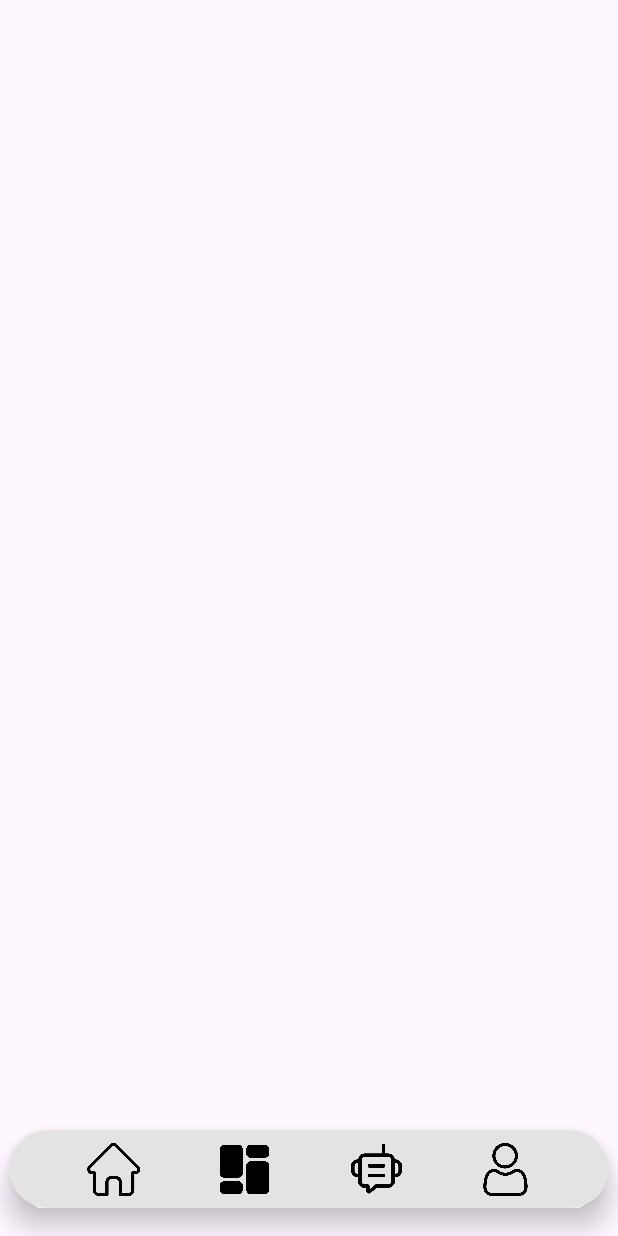
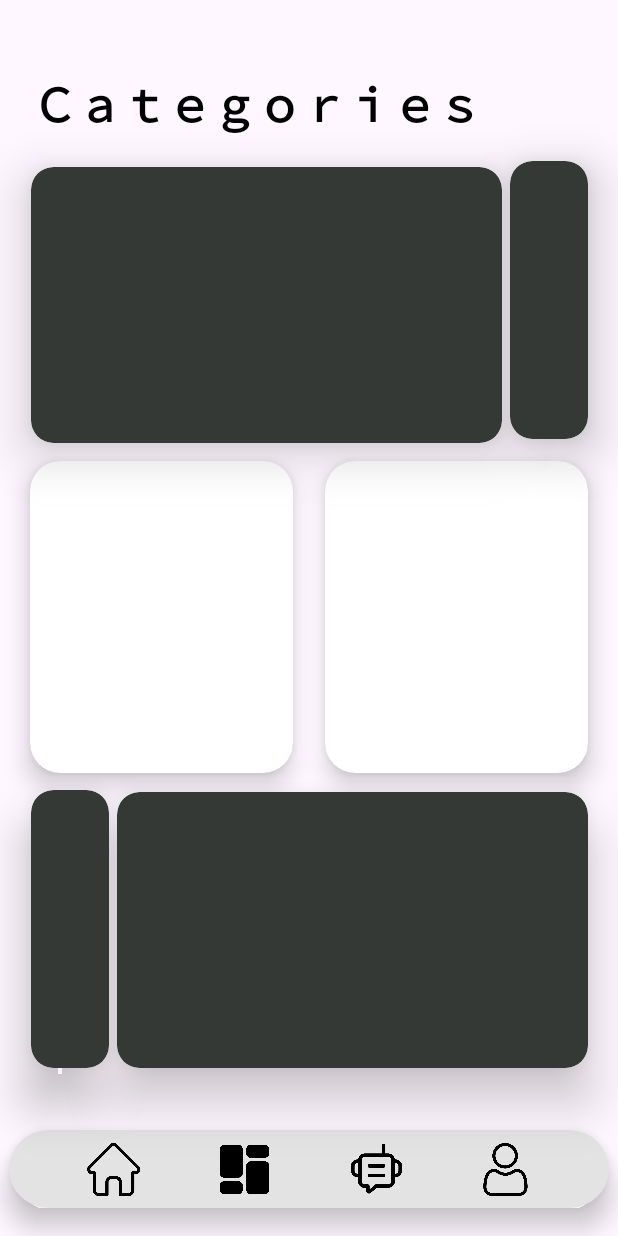
Before and after one commit to andykelth/E-Yojana, an Android app: the category screen opened directly, with no data from a screen before it, on a phone screen of 412 x 824 dp. Run offline under Robolectric (Android 15) with nearby library versions, the light colour scheme and no system bars.

Commit message:
menu + categeries

```diff
--- a/app/src/main/res/layout/activity_category.xml
+++ b/app/src/main/res/layout/activity_category.xml
@@ -6,6 +6,23 @@
     android:layout_width="match_parent"
     android:layout_height="match_parent"
     tools:context=".category">
+
+    <androidx.cardview.widget.CardView
+        android:layout_width="314dp"
+        android:layout_height="184dp"
+        android:layout_marginTop="110dp"
+        app:cardBackgroundColor="@color/charcol_black"
+        app:cardCornerRadius="15dp"
+        app:cardElevation="20dp"
+        app:layout_constraintBottom_toBottomOf="parent"
+        app:layout_constraintEnd_toEndOf="parent"
+        app:layout_constraintHorizontal_bias="0.795"
+        app:layout_constraintStart_toStartOf="parent"
+        app:layout_constraintTop_toTopOf="parent"
+        app:layout_constraintVertical_bias="0.789"
+        tools:ignore="MissingConstraints">
+
+    </androidx.cardview.widget.CardView>
 
     <androidx.cardview.widget.CardView
         android:id="@+id/cardView2"
@@ -64,4 +81,107 @@
 
         </ImageView>
     </androidx.cardview.widget.CardView>
+
+
+    <androidx.cardview.widget.CardView
+        android:id="@+id/cardView5"
+        android:layout_width="314dp"
+        android:layout_height="184dp"
+        android:layout_marginTop="110dp"
+        app:cardBackgroundColor="@color/charcol_black"
+        app:cardCornerRadius="15dp"
+        app:cardElevation="20dp"
+        app:layout_constraintBottom_toBottomOf="parent"
+        app:layout_constraintEnd_toEndOf="parent"
+        app:layout_constraintHorizontal_bias="0.214"
+        app:layout_constraintStart_toStartOf="parent"
+        app:layout_constraintTop_toTopOf="parent"
+        app:layout_constraintVertical_bias="0.003"
+        tools:ignore="MissingConstraints">
+
+    </androidx.cardview.widget.CardView>
+
+    <androidx.cardview.widget.CardView
+        android:layout_width="52dp"
+        android:layout_height="185dp"
+        app:cardBackgroundColor="@color/charcol_black"
+        app:cardCornerRadius="15dp"
+        app:cardElevation="20dp"
+        app:layout_constraintBottom_toBottomOf="parent"
+        app:layout_constraintEnd_toEndOf="parent"
+        app:layout_constraintHorizontal_bias="0.944"
+        app:layout_constraintStart_toStartOf="parent"
+        app:layout_constraintTop_toTopOf="parent"
+        app:layout_constraintVertical_bias="0.168"
+        tools:ignore="MissingConstraints">
+
+    </androidx.cardview.widget.CardView>
+
+    <androidx.cardview.widget.CardView
+        android:id="@+id/cardView3"
+        android:layout_width="175dp"
+        android:layout_height="208dp"
+        app:cardBackgroundColor="@color/white"
+        app:cardCornerRadius="20dp"
+        app:cardElevation="10dp"
+        app:layout_constraintBottom_toBottomOf="parent"
+        app:layout_constraintEnd_toEndOf="parent"
+        app:layout_constraintHorizontal_bias="0.084"
+        app:layout_constraintStart_toStartOf="parent"
+        app:layout_constraintTop_toTopOf="parent"
+        app:layout_constraintVertical_bias="0.499"
+        tools:ignore="MissingConstraints">
+
+    </androidx.cardview.widget.CardView>
+
+    <androidx.cardview.widget.CardView
+        android:id="@+id/cardView4"
+        android:layout_width="175dp"
+        android:layout_height="208dp"
+        app:cardBackgroundColor="@color/white"
+        app:cardCornerRadius="20dp"
+        app:cardElevation="10dp"
+        app:layout_constraintBottom_toBottomOf="parent"
+        app:layout_constraintEnd_toEndOf="parent"
+        app:layout_constraintHorizontal_bias="0.915"
+        app:layout_constraintStart_toStartOf="parent"
+        app:layout_constraintTop_toTopOf="parent"
+        app:layout_constraintVertical_bias="0.499"
+        tools:ignore="MissingConstraints">
+
+    </androidx.cardview.widget.CardView>
+
+    <androidx.cardview.widget.CardView
+        android:layout_width="52dp"
+        android:layout_height="185dp"
+        app:cardBackgroundColor="@color/charcol_black"
+        app:cardCornerRadius="15dp"
+        app:cardElevation="20dp"
+        app:layout_constraintBottom_toBottomOf="parent"
+        app:layout_constraintEnd_toEndOf="parent"
+        app:layout_constraintHorizontal_bias="0.058"
+        app:layout_constraintStart_toStartOf="parent"
+        app:layout_constraintTop_toTopOf="parent"
+        app:layout_constraintVertical_bias="0.825"
+        tools:ignore="MissingConstraints">
+
+    </androidx.cardview.widget.CardView>
+
+    <TextView
+        android:id="@+id/tv_categories"
+        android:layout_width="316dp"
+        android:layout_height="55dp"
+        android:layout_gravity="center"
+        android:text="Ｃａｔｅｇｏｒｉｅｓ"
+        android:textColor="#000000"
+        android:textSize="30sp"
+        android:textStyle="bold"
+        app:layout_constraintBottom_toBottomOf="parent"
+        app:layout_constraintEnd_toEndOf="parent"
+        app:layout_constraintHorizontal_bias="0.221"
+        app:layout_constraintStart_toStartOf="parent"
+        app:layout_constraintTop_toTopOf="parent"
+        app:layout_constraintVertical_bias="0.06"
+        tools:ignore="MissingConstraints" />
+
 </androidx.constraintlayout.widget.ConstraintLayout>
--- a/app/src/main/res/layout/activity_chat_bot.xml
+++ b/app/src/main/res/layout/activity_chat_bot.xml
@@ -28,7 +28,7 @@
                 android:layout_width="match_parent"
                 android:layout_height="wrap_content"
                 android:layout_marginTop="32dp"
-                android:text="J-GPT"
+                android:text="E-GPT"
                 android:textAlignment="center"
                 android:textSize="34sp"
                 android:textStyle="bold" />
--- a/app/src/main/res/values/colors.xml
+++ b/app/src/main/res/values/colors.xml
@@ -1,6 +1,7 @@
 <?xml version="1.0" encoding="utf-8"?>
 <resources>
     <color name="black">#FF000000</color>
+    <color name="charcol_black">#353935</color>
     <color name="gray">#E3E3E3</color>
     <color name="white">#FFFFFFFF</color>
     <color name="lite_blue">#b3e5ec</color>
```
